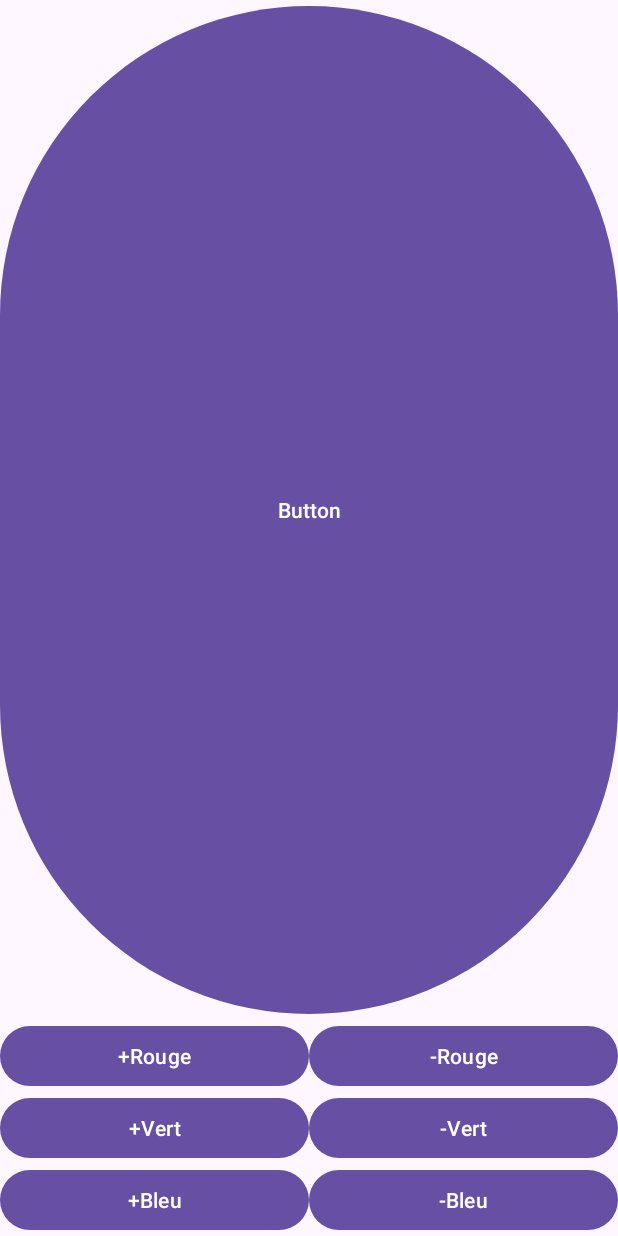
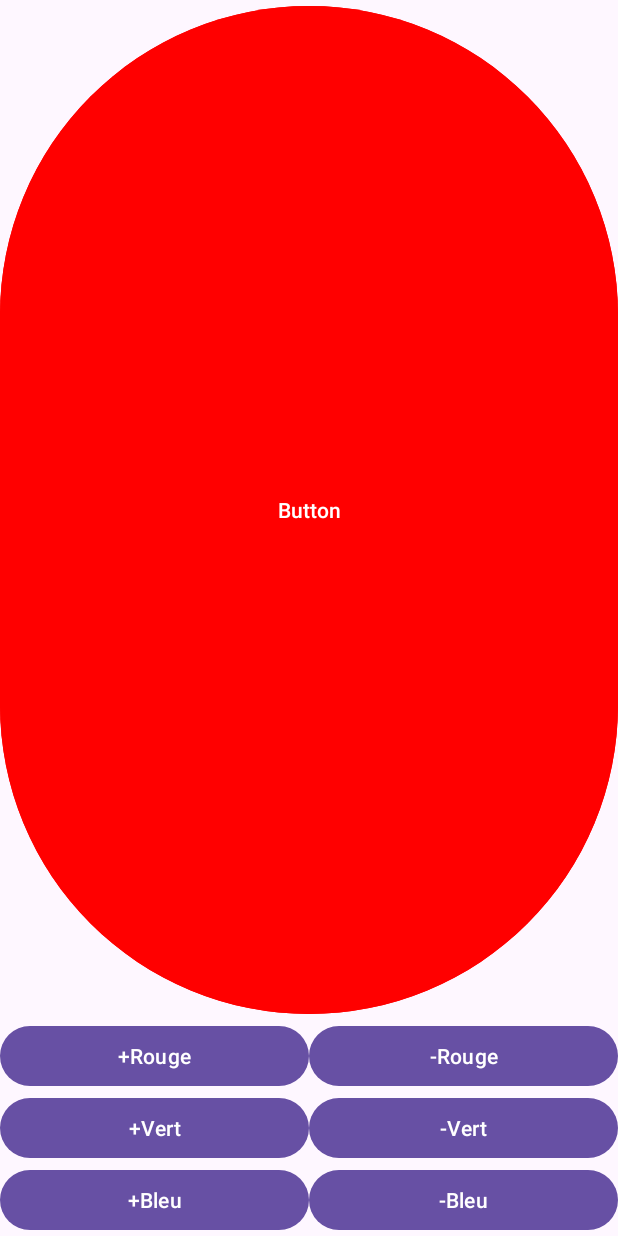
Before and after one commit to vainnye/lampe-magique, an Android app: the screen it shows after launch (MainActivity), on a phone screen of 412 x 824 dp. Run offline under Robolectric (Android 15) with nearby library versions, the phone set to English and light mode, and no system bars.

Commit message:
séance 2

```diff
--- a/app/src/main/java/com/example/lampeMagique/MainActivity.java
+++ b/app/src/main/java/com/example/lampeMagique/MainActivity.java
@@ -1,6 +1,11 @@
 package com.example.lampeMagique;
 
+import android.graphics.Color;
+import android.graphics.drawable.ColorDrawable;
+import android.graphics.drawable.Drawable;
 import android.os.Bundle;
+import android.view.View;
+import android.widget.Button;
 
 import androidx.activity.EdgeToEdge;
 import androidx.appcompat.app.AppCompatActivity;
@@ -8,17 +13,52 @@ import androidx.core.graphics.Insets;
 import androidx.core.view.ViewCompat;
 import androidx.core.view.WindowInsetsCompat;
 
-public class MainActivity extends AppCompatActivity {
+public class MainActivity extends AppCompatActivity implements View.OnClickListener {
+
+    private int red = 255;
+    private int green = 000;
+    private int blue = 000;
 
     @Override
     protected void onCreate(Bundle savedInstanceState) {
         super.onCreate(savedInstanceState);
         EdgeToEdge.enable(this);
         setContentView(R.layout.activity_main);
+        // code déjà donné
         ViewCompat.setOnApplyWindowInsetsListener(findViewById(R.id.main), (v, insets) -> {
             Insets systemBars = insets.getInsets(WindowInsetsCompat.Type.systemBars());
             v.setPadding(systemBars.left, systemBars.top, systemBars.right, systemBars.bottom);
             return insets;
         });
+        //      Button lamp = findViewById(R.id.btnLampe);
+//        lamp.setBackgroundColor(Color.BLACK);
+//        lamp.setOnClickListener(this);
+//        findViewById(R.id.btnMoreRed).setOnClickListener(this);
+//        findViewById(R.id.btnLessRed).setOnClickListener(this);
+//        findViewById(R.id.btnMoreGreen).setOnClickListener(this);
+//        findViewById(R.id.btnLessGreen).setOnClickListener(this);
+//        findViewById(R.id.btnMoreBlue).setOnClickListener(this);
+//        findViewById(R.id.btnLessBlue).setOnClickListener(this);
     }
+
+    @Override
+    public void onClick(View v) {
+        Color.rgb(red, blue, green);
+        findViewById(R.id.btnLessBlue).setBackgroundColor(Color.rgb(10, 10,10));
+//        int color;
+//        Button btnLampe = findViewById(R.id.btnLampe);
+//        Drawable background = btnLampe.getBackground();
+//        if (background instanceof ColorDrawable) {
+//            color = ((ColorDrawable) background).getColor();
+//            btnLampe.setBackgroundColor(color);
+//        }
+//        else throw new Error("pas de background");
+//
+//        switch (v.getId()) {
+//            case R.id.btnLampe:
+//        }
+    }
+
+
+    private static
 }
--- a/app/src/main/res/layout/activity_main.xml
+++ b/app/src/main/res/layout/activity_main.xml
@@ -69,12 +69,15 @@
         app:layout_constraintStart_toEndOf="@+id/btnMoreBlue" />
 
     <Button
-        android:id="@+id/btnColor"
+        android:id="@+id/btnLampe"
         android:layout_width="0dp"
         android:layout_height="0dp"
         android:text="Button"
+        android:backgroundTint="@color/red"
         app:layout_constraintBottom_toTopOf="@+id/btnLessRed"
         app:layout_constraintEnd_toEndOf="parent"
+        app:layout_constraintHorizontal_bias="0.0"
         app:layout_constraintStart_toStartOf="parent"
-        app:layout_constraintTop_toTopOf="parent" />
+        app:layout_constraintTop_toTopOf="parent"
+        app:layout_constraintVertical_bias="0.0" />
 </androidx.constraintlayout.widget.ConstraintLayout>
--- a/app/src/main/res/values/colors.xml
+++ b/app/src/main/res/values/colors.xml
@@ -2,4 +2,7 @@
 <resources>
     <color name="black">#FF000000</color>
     <color name="white">#FFFFFFFF</color>
+    <color name="red">#FFFF0000</color>
+    <color name="green">#FF00FF00</color>
+    <color name="blue">#FF0000FF</color>
 </resources>
```
Also changed, not shown: 7 other files.
